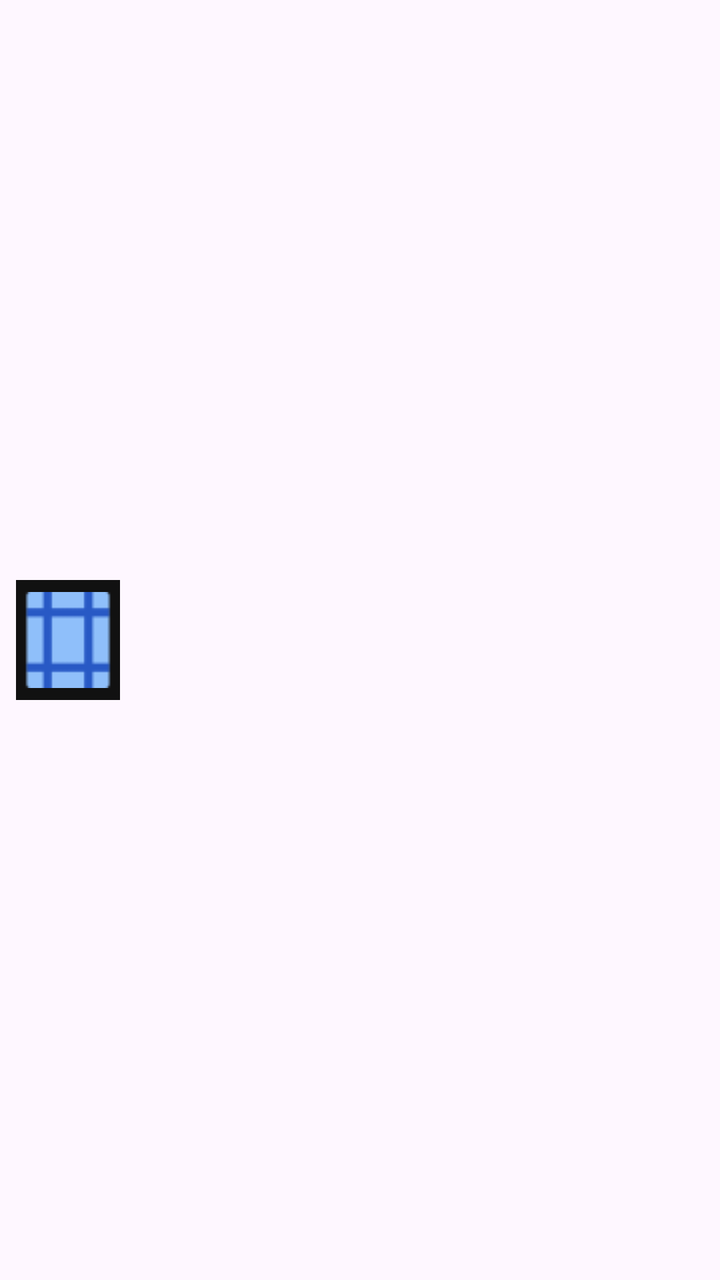
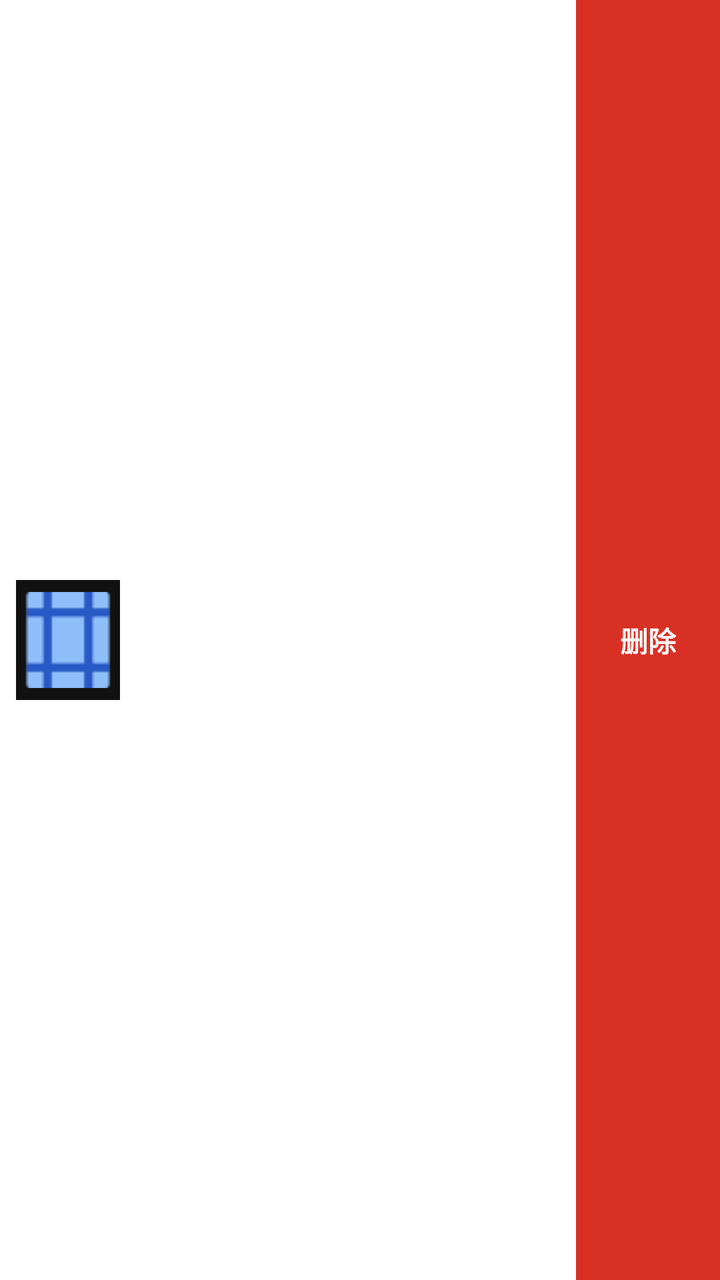

The first picture is an Android layout as it rendered before a commit; the second is the same layout after the commit. The layout source and the unified diff follow.
<!-- AndroidManifest.xml: application theme Theme.ComicLab -->
<!-- res/layout/item_reading_history.xml -->
<?xml version="1.0" encoding="utf-8"?>
<LinearLayout xmlns:android="http://schemas.android.com/apk/res/android"
    android:layout_width="match_parent"
    android:layout_height="76dp"
    android:background="?attr/selectableItemBackground"
    android:gravity="center_vertical"
    android:orientation="horizontal"
    android:paddingStart="8dp"
    android:paddingEnd="8dp">

    <ImageView
        android:id="@+id/imgReadingHistoryCover"
        android:layout_width="52dp"
        android:layout_height="60dp"
        android:background="#111111"
        android:contentDescription="@string/comic_cover"
        android:scaleType="centerInside"
        android:src="@drawable/png_press_package_icon" />

    <LinearLayout
        android:layout_width="0dp"
        android:layout_height="match_parent"
        android:layout_marginStart="8dp"
        android:gravity="center_vertical"
        android:orientation="vertical"
        android:paddingTop="6dp"
        android:paddingBottom="6dp"
        android:layout_weight="1">

        <TextView
            android:id="@+id/tvReadingHistoryName"
            android:layout_width="match_parent"
            android:layout_height="0dp"
            android:layout_weight="1"
            android:ellipsize="end"
            android:gravity="center_vertical"
            android:maxLines="2"
            android:textColor="#222222"
            android:textSize="14sp" />

        <TextView
            android:id="@+id/tvReadingHistoryPath"
            android:layout_width="match_parent"
            android:layout_height="wrap_content"
            android:ellipsize="end"
            android:maxLines="1"
            android:textColor="#888888"
            android:textSize="11sp" />
    </LinearLayout>
</LinearLayout>
<!-- resources referenced by this layout -->
<resources>
  <!-- drawable png_press_package_icon: png bitmap (drawable, 586 bytes) -->
  <string name="comic_cover">漫画封面</string>
  <style name="Theme.ComicLab" parent="Base.Theme.ComicLab" />
  <style name="Base.Theme.ComicLab" parent="Theme.Material3.DayNight.NoActionBar">
          <item name="android:windowFullscreen">false</item>
          <item name="android:statusBarColor">@color/comiclab_blue</item>
          <item name="android:navigationBarColor">@color/white</item>
          <item name="android:windowLightStatusBar">false</item>
          <item name="android:windowLightNavigationBar">true</item>
      </style>
  <color name="comiclab_blue">#2859C5</color>
  <color name="white">#FFFFFFFF</color>
</resources>

<!-- the commit's change to res/layout/item_reading_history.xml (unified diff, before → after) -->
@@ -1,50 +1,71 @@
 <?xml version="1.0" encoding="utf-8"?>
-<LinearLayout xmlns:android="http://schemas.android.com/apk/res/android"
+<FrameLayout xmlns:android="http://schemas.android.com/apk/res/android"
     android:layout_width="match_parent"
     android:layout_height="76dp"
-    android:background="?attr/selectableItemBackground"
-    android:gravity="center_vertical"
-    android:orientation="horizontal"
-    android:paddingStart="8dp"
-    android:paddingEnd="8dp">
+    android:background="@android:color/white">
 
-    <ImageView
-        android:id="@+id/imgReadingHistoryCover"
-        android:layout_width="52dp"
-        android:layout_height="60dp"
-        android:background="#111111"
-        android:contentDescription="@string/comic_cover"
-        android:scaleType="centerInside"
-        android:src="@drawable/png_press_package_icon" />
+    <TextView
+        android:id="@+id/btnDeleteReadingHistory"
+        android:layout_width="72dp"
+        android:layout_height="match_parent"
+        android:layout_gravity="end"
+        android:background="#D93025"
+        android:clickable="true"
+        android:focusable="true"
+        android:gravity="center"
+        android:text="@string/delete"
+        android:textColor="@android:color/white"
+        android:textSize="14sp"
+        android:textStyle="bold" />
 
     <LinearLayout
-        android:layout_width="0dp"
+        android:id="@+id/layoutReadingHistoryForeground"
+        android:layout_width="match_parent"
         android:layout_height="match_parent"
-        android:layout_marginStart="8dp"
+        android:background="?attr/selectableItemBackground"
         android:gravity="center_vertical"
-        android:orientation="vertical"
-        android:paddingTop="6dp"
-        android:paddingBottom="6dp"
-        android:layout_weight="1">
+        android:orientation="horizontal"
+        android:paddingStart="8dp"
+        android:paddingEnd="8dp">
 
-        <TextView
-            android:id="@+id/tvReadingHistoryName"
-            android:layout_width="match_parent"
-            android:layout_height="0dp"
+        <ImageView
+            android:id="@+id/imgReadingHistoryCover"
+            android:layout_width="52dp"
+            android:layout_height="60dp"
+            android:background="#111111"
+            android:contentDescription="@string/comic_cover"
+            android:scaleType="centerInside"
+            android:src="@drawable/png_press_package_icon" />
+
+        <LinearLayout
+            android:layout_width="0dp"
+            android:layout_height="match_parent"
+            android:layout_marginStart="8dp"
             android:layout_weight="1"
-            android:ellipsize="end"
             android:gravity="center_vertical"
-            android:maxLines="2"
-            android:textColor="#222222"
-            android:textSize="14sp" />
+            android:orientation="vertical"
+            android:paddingTop="6dp"
+            android:paddingBottom="6dp">
 
-        <TextView
-            android:id="@+id/tvReadingHistoryPath"
-            android:layout_width="match_parent"
-            android:layout_height="wrap_content"
-            android:ellipsize="end"
-            android:maxLines="1"
-            android:textColor="#888888"
-            android:textSize="11sp" />
+            <TextView
+                android:id="@+id/tvReadingHistoryName"
+                android:layout_width="match_parent"
+                android:layout_height="0dp"
+                android:layout_weight="1"
+                android:ellipsize="end"
+                android:gravity="center_vertical"
+                android:maxLines="2"
+                android:textColor="#222222"
+                android:textSize="14sp" />
+
+            <TextView
+                android:id="@+id/tvReadingHistoryPath"
+                android:layout_width="match_parent"
+                android:layout_height="wrap_content"
+                android:ellipsize="end"
+                android:maxLines="1"
+                android:textColor="#888888"
+                android:textSize="11sp" />
+        </LinearLayout>
     </LinearLayout>
-</LinearLayout>
+</FrameLayout>
<!-- resource entries referenced after the edit -->
@@ -2,6 +2,7 @@
 <resources>
   <!-- drawable png_press_package_icon: png bitmap (drawable, 586 bytes) -->
   <string name="comic_cover">漫画封面</string>
+  <string name="delete">删除</string>
   <style name="Theme.ComicLab" parent="Base.Theme.ComicLab" />
   <style name="Base.Theme.ComicLab" parent="Theme.Material3.DayNight.NoActionBar">
           <item name="android:windowFullscreen">false</item>
